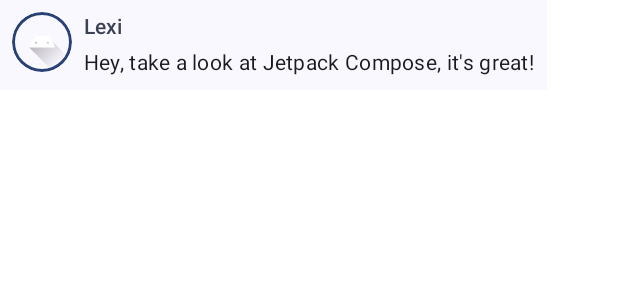
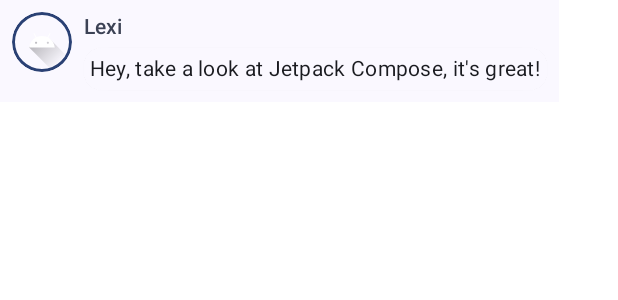
Before and after one commit to PauloLajos/AndroidJetpackComposePractices, an Android app built with Jetpack Compose: the @Preview function PreviewMessageCard, on a phone screen of 412 x 824 dp. Shown: the top 300 px of the screen. Run offline under Robolectric (Android 15) with nearby library versions, the phone set to English and light mode, and no system bars.

Commit message:
ComposeTutorial - 03: Material Design - Shape

```diff
--- a/ComposeTutorial/app/src/main/java/hu/paulolajos/dev/composetutorial/MainActivity.kt
+++ b/ComposeTutorial/app/src/main/java/hu/paulolajos/dev/composetutorial/MainActivity.kt
@@ -65,10 +65,14 @@ fun MessageCard(msg: Message) {
             )
             // Add a vertical space between the author and message texts
             Spacer(modifier = Modifier.height(4.dp))
-            Text(
-                text = msg.body,
-                style = MaterialTheme.typography.bodyMedium
-            )
+
+            Surface(shape = MaterialTheme.shapes.medium, shadowElevation = 1.dp) {
+                Text(
+                    text = msg.body,
+                    modifier = Modifier.padding(all = 4.dp),
+                    style = MaterialTheme.typography.bodyMedium
+                )
+            }
         }
     }
 }
```
